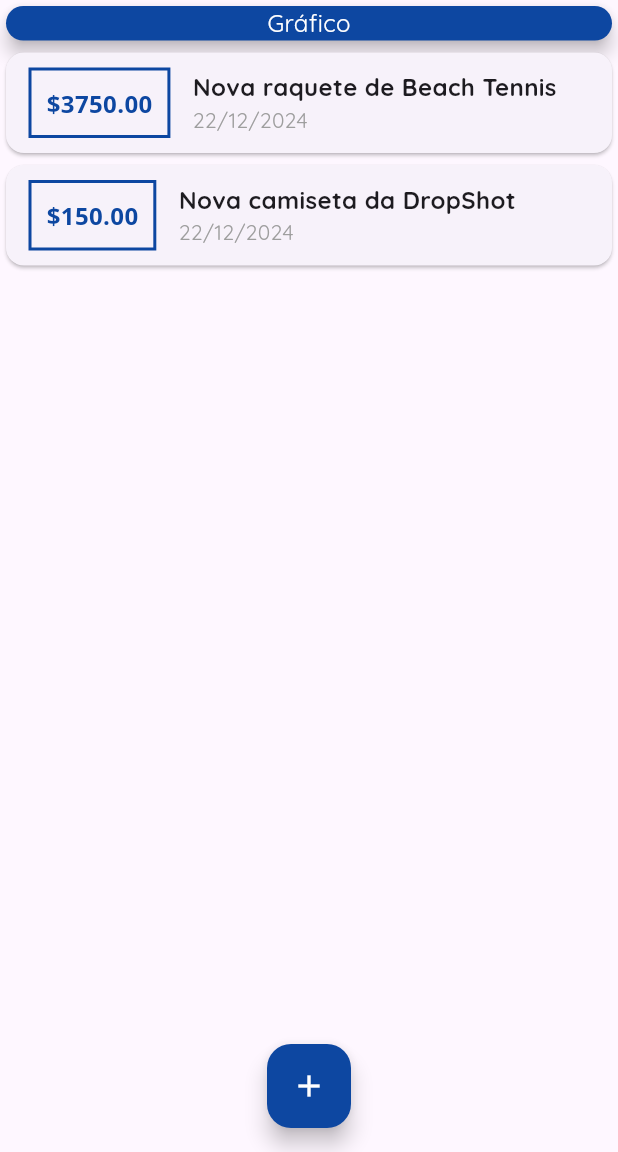
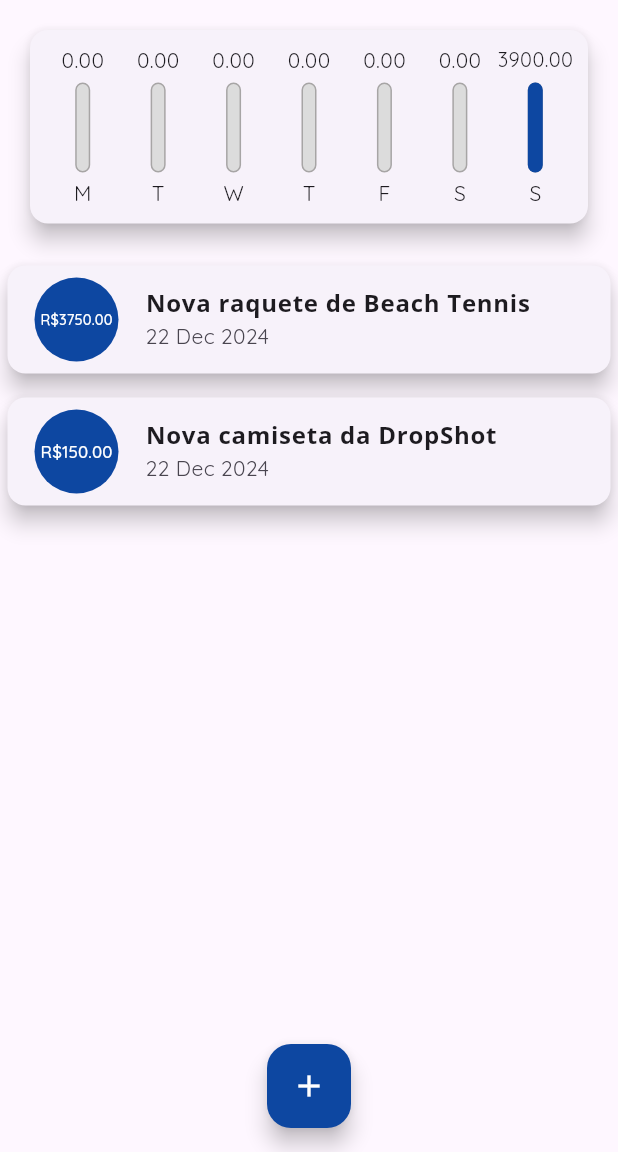
Before and after one commit to ottaviolucrii/moneyControl, a Flutter app: the screen it shows after launch, on a phone screen of 412 x 824 dp, the part 84-1236 px from its top. Run offline on Flutter 3.47's test engine with Material 3 defaults, Android fonts, the phone set to English and light mode, and no system bars.

Commit message:
Adicionando o grafico, e datepicker, e deixando td com mesmas cores do theme

```diff
--- /dev/null
+++ b/lib/components/chart.dart
@@ -0,0 +1,62 @@
+import 'package:flutter/material.dart';
+import '../transaction.dart';
+import 'package:intl/intl.dart';
+import 'chartBar.dart';
+
+class Chart extends StatelessWidget {
+  final List<Transaction> recentTransaction;
+
+  Chart(this.recentTransaction);
+
+  List<Map<String, Object>> get groupedTransactions {
+    return List.generate(7, (index) {
+      final weekDay = DateTime.now().subtract(Duration(days: index));
+
+      double totalSum = 0.0;
+      for(var i = 0 ; i < recentTransaction.length; i++) {
+        bool sameDay = recentTransaction[i].date.day == weekDay.day;
+        bool sameMonth = recentTransaction[i].date.month == weekDay.month;
+        bool sameYear = recentTransaction[i].date.year == weekDay.year;
+
+        if(sameDay && sameMonth && sameYear) {
+          totalSum += recentTransaction[i].value;
+        }
+      }
+
+      return {
+        'day': DateFormat.E().format(weekDay)[0],
+        'value': totalSum,
+      };
+    }).reversed.toList();
+  }
+
+  double get _weekTotalValue{
+    return groupedTransactions.fold(0.0, (sum, tr) {
+      return sum + (tr['value'] as double);
+    });
+  }
+
+  @override
+  Widget build(BuildContext context) {
+    return Card(
+      elevation: 6,
+      margin: const EdgeInsets.all(20),
+      child: Padding(
+        padding: const EdgeInsets.all(10),
+        child: Row(
+          mainAxisAlignment: MainAxisAlignment.spaceAround,
+          children: groupedTransactions.map((tr) {
+            return Flexible(
+              fit: FlexFit.tight,
+              child: ChartBar(
+                label: tr['day'].toString(),
+                value: tr['value'] as double,
+                percentage: _weekTotalValue == 0 ? 0 : (tr['value'] as double) / _weekTotalValue,
+              ),
+            );
+          }).toList(),
+        ),
+      ),
+    );
+  }
+}
--- /dev/null
+++ b/lib/components/chartBar.dart
@@ -0,0 +1,58 @@
+import 'package:flutter/material.dart';
+
+class ChartBar extends StatelessWidget {
+  final String label;
+  final double value;
+  final double percentage;
+
+  ChartBar({
+    required this.label,
+    required this.value,
+    required this.percentage,
+  });
+
+  @override
+  Widget build(BuildContext context) {
+    return Column(
+      children: <Widget>[
+        Container(
+          height: 20,
+          child: FittedBox(
+            child: Text('${value.toStringAsFixed(2)}'),
+          ),
+        ),
+        SizedBox(height: 5),
+        Container(
+          height: 60,
+          width: 10,
+          child: Stack(
+            alignment: Alignment.bottomCenter,
+            children: <Widget>[
+              Container(
+                decoration: BoxDecoration(
+                  border: Border.all(
+                    color: Color.fromRGBO(167, 165, 165, 1),
+                    width: 1.0,
+                  ),
+                  color: Color.fromRGBO(220, 220, 220, 1),
+                  borderRadius: BorderRadius.circular(5),
+                ),
+              ),
+              FractionallySizedBox(
+                heightFactor: percentage,
+                child: Container(
+                  decoration: BoxDecoration(
+                    color: Theme.of(context).primaryColorDark,
+                    borderRadius: BorderRadius.circular(5),
+                  ),
+                ),
+              ),
+            ],
+          ),
+        ),
+        SizedBox(height: 4),
+        Text(label),
+      ],
+    );
+  }
+}
--- a/lib/components/transaction_form.dart
+++ b/lib/components/transaction_form.dart
@@ -10,8 +10,8 @@ class TransactionForm extends StatefulWidget {
 }
 
 class _TransactionFormState extends State<TransactionForm> {
+
   final titleController = TextEditingController();
-
   final valueController = TextEditingController();
 
   _submitForm() {
@@ -21,6 +21,37 @@ class _TransactionFormState extends State<TransactionForm> {
       return;
     }
     widget.onSubmit(title, value);
+  }
+
+  void _showDatePicker() {
+    showDatePicker(
+      context: context,
+      initialDate: DateTime.now(),
+      firstDate: DateTime(2021),
+      lastDate: DateTime.now(),
+      builder: (BuildContext context, Widget? child) {
+        return Theme(
+          data: Theme.of(context).copyWith(
+            colorScheme: ColorScheme.light(
+              primary: Theme.of(context).primaryColorDark, // Cor do cabeçalho
+              onPrimary: Colors.white, // Cor do texto do cabeçalho
+              onSurface: Theme.of(context).primaryColorDark,
+              secondary:
+                  Theme.of(context).primaryColorDark, // Cor do texto dos dias
+            ),
+            textButtonTheme: TextButtonThemeData(
+              style: TextButton.styleFrom(
+                backgroundColor: Theme.of(context).primaryColorDark,
+                foregroundColor: Colors.white, // Cor dos botões
+              ),
+            ),
+            dialogBackgroundColor:
+                Theme.of(context).primaryColorDark, // Cor de fundo do diálogo
+          ),
+          child: child!,
+        );
+      },
+    );
   }
 
   @override
@@ -38,25 +69,62 @@ class _TransactionFormState extends State<TransactionForm> {
                 cursorColor: Theme.of(context).primaryColorDark,
                 decoration: InputDecoration(
                   labelText: 'Título',
+                  labelStyle: TextStyle(
+                    color: Theme.of(context).primaryColorDark,
+                  ),
+                  focusedBorder: UnderlineInputBorder(
+                    borderSide: BorderSide(
+                      color: Theme.of(context).primaryColorDark,
+                    ),
+                  ),
                 ),
               ),
               TextField(
                 controller: valueController,
                 keyboardType: TextInputType.numberWithOptions(decimal: true),
                 onSubmitted: (_) => _submitForm(),
+                cursorColor: Theme.of(context).primaryColorDark,
                 decoration: InputDecoration(
                   labelText: 'Valor (R\$)',
+                  labelStyle: TextStyle(
+                    color: Theme.of(context).primaryColorDark,
+                  ),
+                  focusedBorder: UnderlineInputBorder(
+                    borderSide: BorderSide(
+                      color: Theme.of(context).primaryColorDark,
+                    ),
+                  ),
+                ),
+              ),
+              Container(
+                height: 70,
+                child: Row(
+                  children: [
+                    Text('Nenhuma data selecionada!'),
+                    TextButton(
+                      style: TextButton.styleFrom(
+                        foregroundColor: Theme.of(context).primaryColorDark,
+                      ),
+                      child: Text(
+                        'Selecionar Data',
+                        style: TextStyle(fontWeight: FontWeight.bold),
+                      ),
+                      onPressed: _showDatePicker,
+                    ),
+                  ],
                 ),
               ),
               Row(
                 mainAxisAlignment: MainAxisAlignment.end,
                 children: <Widget>[
-                  TextButton(
-                    style: TextButton.styleFrom(
-                      foregroundColor: Theme.of(context).primaryColorDark,
+                  ElevatedButton(
+                    child: Text('Nova Transação'),
+                    style: ElevatedButton.styleFrom(
+                      backgroundColor: Theme.of(context)
+                          .primaryColorDark, // Define a cor de fundo
+                      foregroundColor: Colors.white, // Define a cor do texto
                     ),
                     onPressed: _submitForm,
-                    child: Text('Nova Transação'),
                   ),
                 ],
               ),
--- a/lib/components/trasactions_list.dart
+++ b/lib/components/trasactions_list.dart
@@ -33,55 +33,49 @@ class TransactionList extends StatelessWidget {
                 ),
               ],
             )
-          : ListView(
-              children: transactions.map((tr) {
+          : ListView.builder(
+              itemCount: transactions.length,
+              itemBuilder: (ctx, index) {
+                final tr = transactions[index];
                 return Card(
-                  child: Row(
-                    children: <Widget>[
-                      Container(
-                        margin: EdgeInsets.symmetric(
-                          horizontal: 15,
-                          vertical: 10,
+                  elevation: 6,
+                  margin: const EdgeInsets.symmetric(
+                    vertical: 8,
+                    horizontal: 5,
                   ),
-                        decoration: BoxDecoration(
-                          border: Border.all(
-                            color: Theme.of(context).primaryColorDark,
-                            width: 2,
-                          ),
-                        ),
-                        padding: EdgeInsets.all(10),
-                        child: Text(
-                          '\$${tr.value.toStringAsFixed(2)}',
-                          style: TextStyle(
-                            fontFamily: 'OpenSans',
-                            fontWeight: FontWeight.bold,
-                            fontSize: 16,
-                            color: Theme.of(context).primaryColorDark,
+                  child: ListTile(
+                    leading: CircleAvatar(
+                      backgroundColor: Theme.of(context).primaryColorDark,
+                      foregroundColor: Colors.white,
+                      radius: 30,
+                      child: Padding(
+                        padding: const EdgeInsets.all(6),
+                        child: FittedBox(
+                          child: Text('R\$${tr.value.toStringAsFixed(2)}'),
                         ),
                       ),
                     ),
-                      Column(
-                        crossAxisAlignment: CrossAxisAlignment.start,
-                        children: [
-                          Text(
+                    title: Text(
                       tr.title,
-                            style: const TextStyle(
+                      style: TextStyle(
+                        fontFamily: 'OpenSans',
                         fontSize: 16,
                         fontWeight: FontWeight.bold,
                       ),
                     ),
-                          Text(
-                            DateFormat('dd/MM/yyyy').format(tr.date),
-                            style: TextStyle(
-                              color: Colors.grey,
+                    subtitle: Text(
+                      DateFormat('d MMM y').format(tr.date),
                     ),
-                          ),
-                        ],
-                      ),
-                    ],
+                    /*trailing: IconButton(
+                      icon: Icon(Icons.delete),
+                      color: Theme.of(context).errorColor,
+                      onPressed: () {
+
+                      },
+                    ),*/
                   ),
                 );
-              }).toList(),
+              },
             ),
     );
   }
--- a/lib/main.dart
+++ b/lib/main.dart
@@ -3,6 +3,7 @@ import './components/transaction_form.dart';
 import './components/trasactions_list.dart';
 import '../transaction.dart';
 import 'dart:math';
+import './components/chart.dart';
 
 main() {
   runApp(const MoneyControlApp());
@@ -25,6 +26,15 @@ class MoneyControlApp extends StatelessWidget {
               fontWeight: FontWeight.bold,
               color: Colors.white,
             ),
+              toolbarTextStyle: TextStyle(
+                color: Colors.white,
+                fontWeight: FontWeight.bold,
+              ),
+            ),
+          textSelectionTheme: TextSelectionThemeData(
+            cursorColor: Colors.white, // Cor do cursor
+            selectionColor: Colors.blue[300], // Cor do retângulo de seleção
+            selectionHandleColor: Theme.of(context).primaryColorDark, // Cor do handle de seleção
           ),
         ),
         home: HomePage(),
@@ -61,6 +71,16 @@ class _HomePageState extends State<HomePage> {
         return TransactionForm(_addTransaction);
       },
     );
+  }
+
+  List <Transaction> get _recentTransactions {
+    return _transactions.where((tr) {
+      return tr.date.isAfter(
+        DateTime.now().subtract(
+          Duration(days: 7),
+        ),
+      );
+    }).toList();
   }
 
   _addTransaction(String title, double value) {
@@ -102,22 +122,7 @@ class _HomePageState extends State<HomePage> {
         child: Column(
           crossAxisAlignment: CrossAxisAlignment.stretch,
           children: <Widget>[
-            Container(
-              width: double.infinity,
-              child: Card(
-                color: Theme.of(context).primaryColorDark,
-                child: Center(
-                  child: Text(
-                    'Gráfico',
-                    style: TextStyle(
-                      color: Colors.white,
-                      fontSize: 16,
-                    ),
-                  ),
-                ),
-                elevation: 5,
-              ),
-            ),
+            Chart(_recentTransactions),
             TransactionList(_transactions),
           ],
         ),
```
Lines whose indentation alone changed are shown as unchanged.
